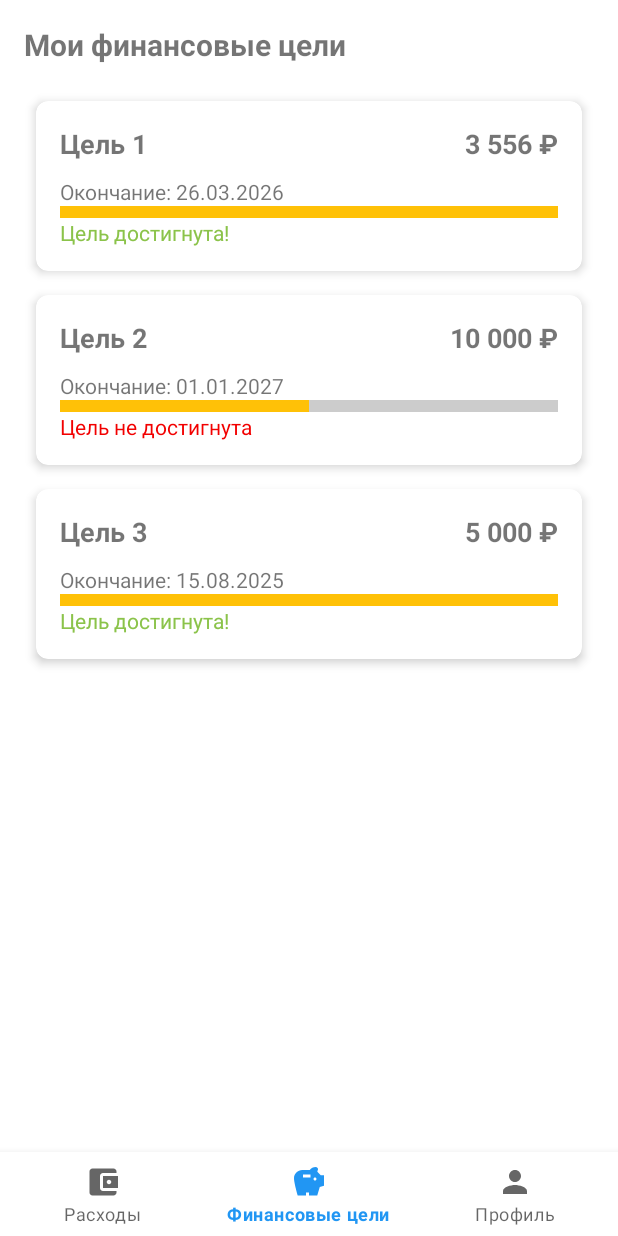
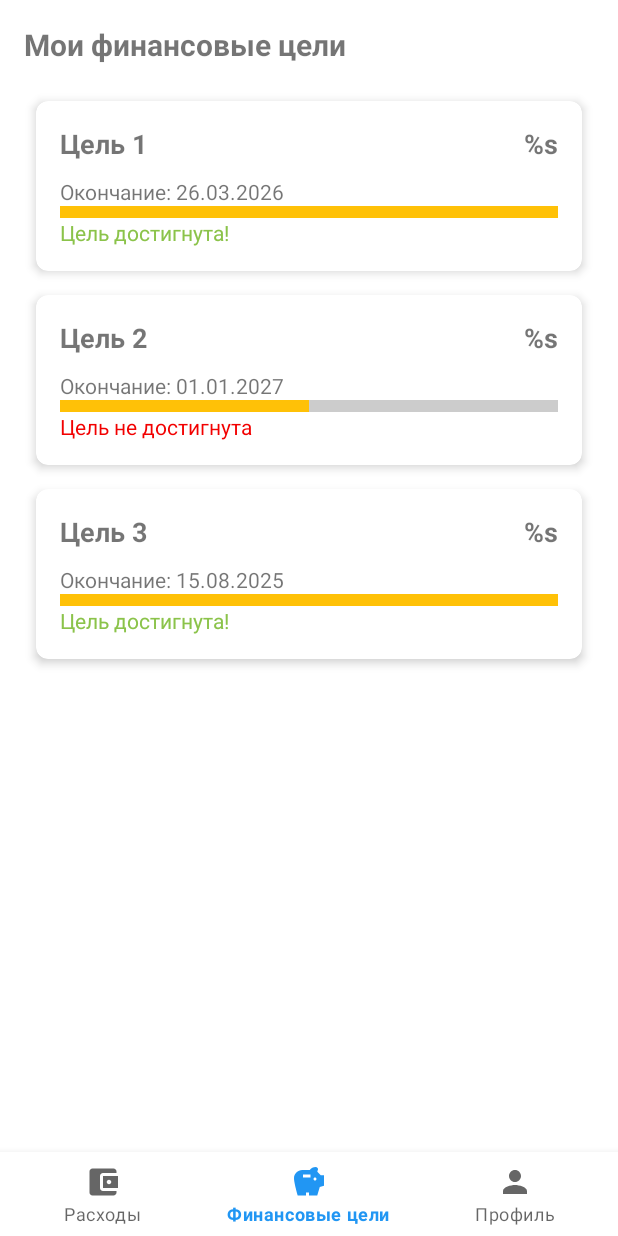
Before and after one commit to AliyaKad/t-bank, an Android app built with Jetpack Compose: the screen it shows after launch (MainActivity), item 2 of the bottom bar chosen, on a phone screen of 412 x 824 dp. Run offline under Robolectric (Android 15) with nearby library versions, the phone set to English and light mode, and no system bars; libraries missing offline, so code that uses them is left out: com.github.mikephil.charting; 8 statements that could not run were skipped.

Commit message:
исправлены ошибки 2

```diff
--- a/app/src/main/java/com/example/t_bank/GoalAdapter.kt
+++ b/app/src/main/java/com/example/t_bank/GoalAdapter.kt
@@ -14,10 +14,9 @@ class GoalAdapter(private val goals: List<Goal>) :
         fun bind(goal: Goal) {
             binding.textViewGoalName.text = goal.name
 
-            binding.textViewAmount.text = itemView.context.getString(
-                R.string.amount_format_2,
+            binding.textViewAmount.text = "%s"
                 goal.amount
-            )
+
 
             binding.textViewEndDate.text = itemView.context.getString(
                 R.string.end_date_format,
@@ -27,7 +26,7 @@ class GoalAdapter(private val goals: List<Goal>) :
             binding.progressBar.progress = if (goal.isAchieved) 100 else 50
 
             if (goal.isAchieved) {
-                binding.textViewStatus.text = itemView.context.getString(R.string.goal_achieved_2)
+                binding.textViewStatus.text = itemView.context.getString(R.string.goal_achieved)
                 binding.textViewStatus.setTextColor(itemView.context.getColor(R.color.green))
             } else {
                 binding.textViewStatus.text = itemView.context.getString(R.string.goal_not_achieved)
--- a/app/src/main/res/layout/fragment_financial_goals.xml
+++ b/app/src/main/res/layout/fragment_financial_goals.xml
@@ -21,7 +21,6 @@
         android:layout_width="0dp"
         android:layout_height="0dp"
         android:layout_marginTop="16dp"
-        app:layoutManager="androidx.recyclerview.widget.LinearLayoutManager"
         app:layout_constraintTop_toBottomOf="@id/textViewTitle"
         app:layout_constraintBottom_toBottomOf="parent"
         app:layout_constraintStart_toStartOf="parent"
--- a/app/src/main/res/layout/item_expense.xml
+++ b/app/src/main/res/layout/item_expense.xml
@@ -26,7 +26,7 @@
             android:id="@+id/textViewAmount"
             android:layout_width="0dp"
             android:layout_height="wrap_content"
-            android:text="@string/_10_000"
+            android:text="10 000"
             android:textSize="24sp"
             android:textStyle="bold"
             app:layout_constraintTop_toBottomOf="@id/textViewCategoryName"
@@ -47,7 +47,7 @@
             android:id="@+id/textViewProgressDetailsLeft"
             android:layout_width="0dp"
             android:layout_height="wrap_content"
-            android:text="@string/_10_000_spended"
+            android:text="10 000 потрачено"
             android:textSize="14sp"
             app:layout_constraintTop_toBottomOf="@id/progressBar"
             app:layout_constraintStart_toStartOf="parent"
@@ -58,7 +58,7 @@
             android:id="@+id/textViewProgressDetailsRight"
             android:layout_width="0dp"
             android:layout_height="wrap_content"
-            android:text="@string/_10_000_left"
+            android:text="10 000 осталось"
             android:textSize="14sp"
             android:gravity="right"
             app:layout_constraintTop_toBottomOf="@id/progressBar"
--- a/app/src/main/res/layout/item_goal.xml
+++ b/app/src/main/res/layout/item_goal.xml
@@ -27,7 +27,7 @@
             android:id="@+id/textViewAmount"
             android:layout_width="wrap_content"
             android:layout_height="wrap_content"
-            android:text="@string/_3_556"
+            android:text="3356р"
             android:textSize="18sp"
             android:textStyle="bold"
             app:layout_constraintTop_toTopOf="parent"
@@ -38,7 +38,7 @@
             android:id="@+id/textViewEndDate"
             android:layout_width="0dp"
             android:layout_height="wrap_content"
-            android:text="@string/_26_03_2026"
+            android:text="дата"
             android:textSize="14sp"
             android:layout_marginTop="10dp"
             app:layout_constraintTop_toBottomOf="@id/textViewGoalName"
--- a/app/src/main/res/values/colors.xml
+++ b/app/src/main/res/values/colors.xml
@@ -8,4 +8,5 @@
     <color name="blue">#0037FD</color>
     <color name="green">#8BC34A</color>
     <color name="red">#F20000</color>
+    <color name="gray">#E2E1E1</color>
 </resources>
--- a/app/src/main/res/values/strings.xml
+++ b/app/src/main/res/values/strings.xml
@@ -1,24 +1,16 @@
 <resources>
     <string name="app_name">t-bank</string>
-    <string name="hello_blank_fragment">Hello blank fragment</string>
     <string name="products">Продукты</string>
     <string name="communal_services">Коммунальные услуги</string>
     <string name="my_spendings">Мои расходы</string>
     <string name="my_financial_goals">Мои финансовые цели</string>
     <string name="category">Категория</string>
-    <string name="_10_000">10 000 ₽</string>
-    <string name="_10_000_spended">10 000 ₽ потрачено</string>
-    <string name="_10_000_left">10 000 ₽ осталось</string>
-    <string name="_26_03_2026">Окончание: 26.03.2026</string>
-    <string name="_3_556">3 556</string>
     <string name="goal_name">Название цели</string>
     <string name="goal_achieved">Цель достигнута!</string>
     <string name="amount_format">%d ₽</string>
     <string name="spent_amount_format">%d ₽ потрачено</string>
     <string name="remaining_amount_format">%d ₽ осталось</string>
-    <string name="amount_format_2">%s</string>
     <string name="end_date_format">Окончание: %s</string>
-    <string name="goal_achieved_2">Цель достигнута!</string>
     <string name="goal_not_achieved">Цель не достигнута</string>
     <string name="language">Язык</string>
     <string name="dark_theme">Темная тема</string>
```
